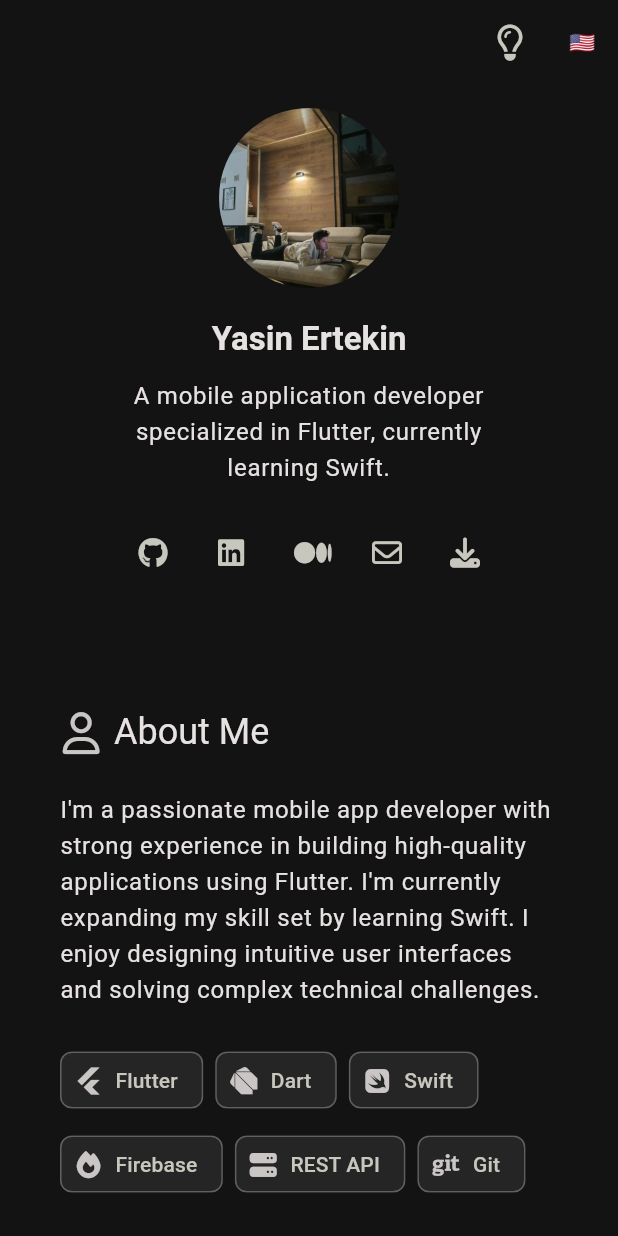
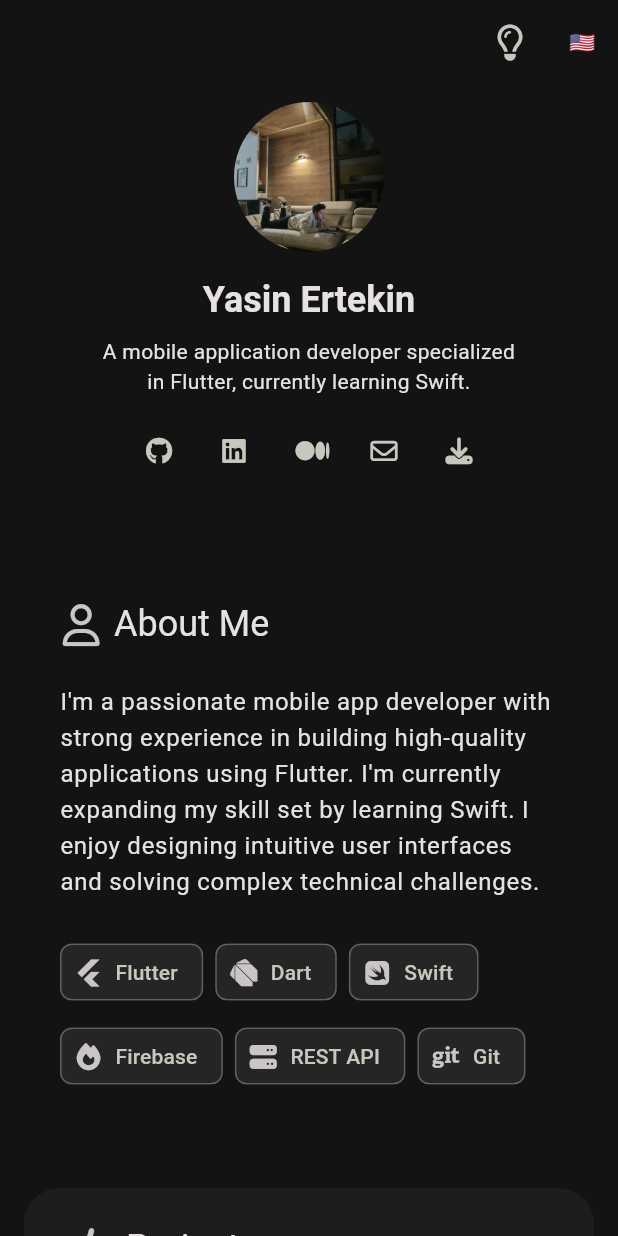
Before and after one commit to yasinertekin/yasin-ertekin, a Flutter app: the screen it shows after launch, on a phone screen of 412 x 824 dp. Run offline on Flutter 3.47's test engine with Material 3 defaults, Android fonts, the phone set to English and light mode, and no system bars; our stand-ins replace font_awesome_flutter, responsive_framework; missing offline and left inert: universal_html.

Commit message:
style: Further decrease sizes and spacing for better mobile layout

```diff
--- a/lib/core/widgets/header.dart
+++ b/lib/core/widgets/header.dart
@@ -17,7 +17,7 @@ final class Header extends StatelessWidget {
 
     return Padding(
       padding: EdgeInsets.symmetric(
-        vertical: isDesktop ? 24 : 16,
+        vertical: isDesktop ? 24 : 12,
         horizontal: isDesktop ? 0 : 16,
       ),
       child: ResponsiveRowColumn(
@@ -28,7 +28,7 @@ final class Header extends StatelessWidget {
                 ? ResponsiveRowColumnType.ROW
                 : ResponsiveRowColumnType.COLUMN,
         rowSpacing: 48,
-        columnSpacing: 20,
+        columnSpacing: 16,
         children: <ResponsiveRowColumnItem>[
           ResponsiveRowColumnItem(
             rowFlex: isDesktop ? 0 : null,
@@ -41,7 +41,7 @@ final class Header extends StatelessWidget {
                   isDesktop
                       ? CrossAxisAlignment.start
                       : CrossAxisAlignment.center,
-              spacing: isDesktop ? 16 : 12,
+              spacing: isDesktop ? 16 : 8,
               children: [
                 Container(
                   constraints: BoxConstraints(
@@ -51,7 +51,7 @@ final class Header extends StatelessWidget {
                     localizations.name,
                     style: (isDesktop
                             ? context.textTheme.displaySmall
-                            : context.textTheme.titleLarge)
+                            : context.textTheme.headlineSmall)
                         ?.copyWith(fontWeight: FontWeight.bold),
                     textAlign: isDesktop ? TextAlign.start : TextAlign.center,
                     softWrap: true,
@@ -66,13 +66,13 @@ final class Header extends StatelessWidget {
                     style:
                         isDesktop
                             ? context.textTheme.titleLarge
-                            : context.textTheme.bodyLarge,
+                            : context.textTheme.bodyMedium,
                     textAlign: isDesktop ? TextAlign.start : TextAlign.center,
                     softWrap: true,
                   ),
                 ),
                 Padding(
-                  padding: EdgeInsets.only(top: isDesktop ? 0 : 8),
+                  padding: EdgeInsets.only(top: isDesktop ? 0 : 4),
                   child: const _SocialLinks._(),
                 ),
               ],
@@ -96,14 +96,14 @@ final class _SocialLinks extends StatelessWidget {
       constraints: BoxConstraints(maxWidth: isDesktop ? double.infinity : 280),
       child: Wrap(
         alignment: isDesktop ? WrapAlignment.start : WrapAlignment.center,
-        spacing: isDesktop ? 8 : 4,
-        runSpacing: 8,
+        spacing: isDesktop ? 8 : 2,
+        runSpacing: 4,
         children: List.generate(
           SocialLinksList.links.length,
           (index) => IconButton(
             padding: EdgeInsets.zero,
             constraints: const BoxConstraints(),
-            iconSize: isDesktop ? 24 : 20,
+            iconSize: isDesktop ? 24 : 18,
             icon: Icon(SocialLinksList.links[index].icon),
             onPressed:
                 () => LaunchUrlHelper.launchUrls(
@@ -124,7 +124,7 @@ final class _ProfileImage extends StatelessWidget {
   @override
   Widget build(BuildContext context) {
     final isDesktop = ResponsiveBreakpoints.of(context).largerThan(MOBILE);
-    final size = isDesktop ? 200.0 : 120.0;
+    final size = isDesktop ? 200.0 : 100.0;
 
     return ClipRRect(
       borderRadius: BorderRadius.circular(size / 2),
```
